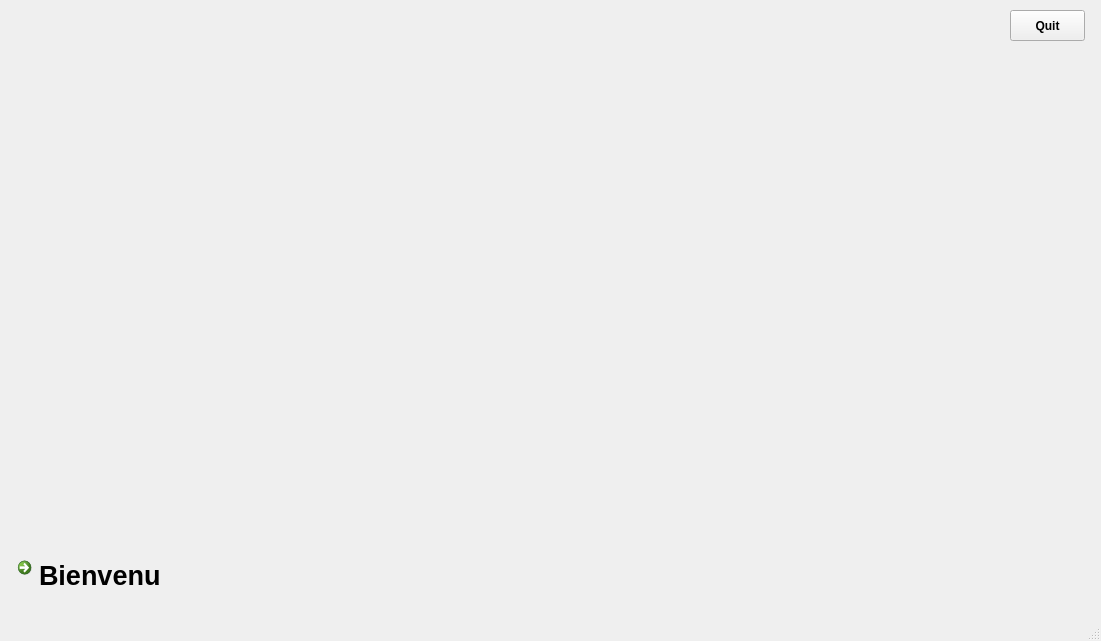
AzizBenIsmail/Projet_Parental_Monitoring_System_Qt, file application_version_beta/mainwindow.ui: the form before one commit.
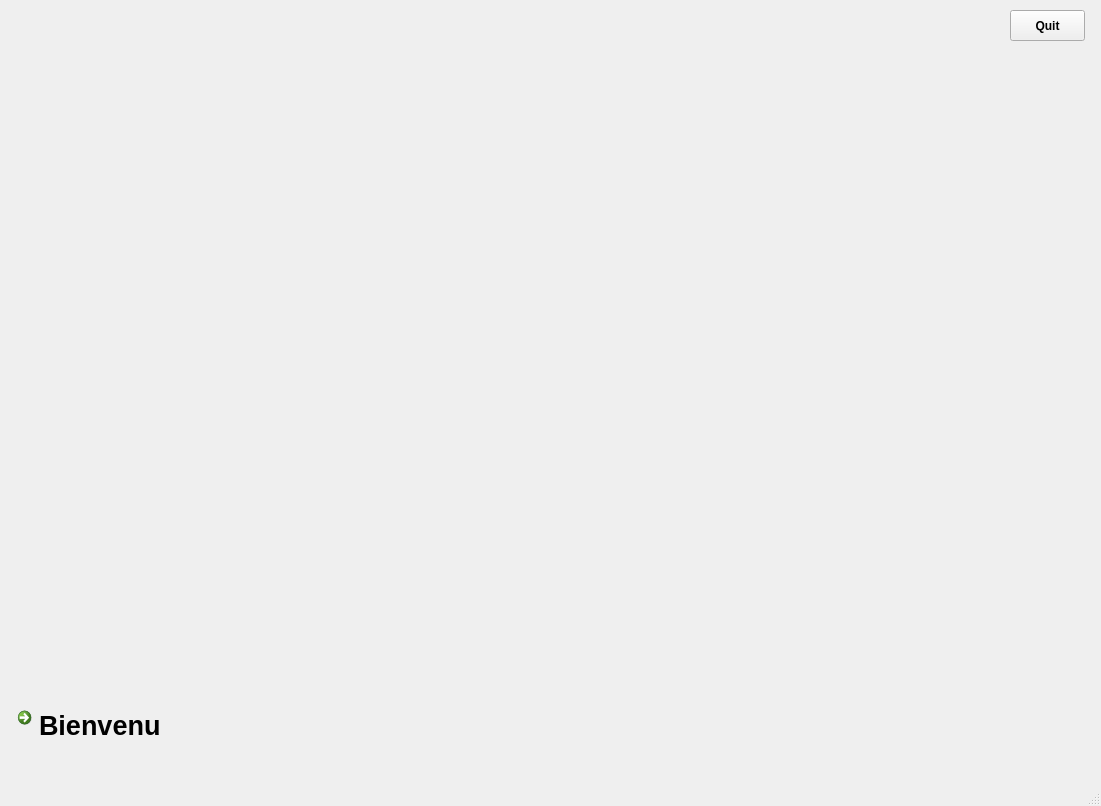
The form after the commit. Icons and pictures are not drawn.

The edit to the form file:
```diff
--- a/application_version_beta/mainwindow.ui
+++ b/application_version_beta/mainwindow.ui
@@ -7,7 +7,7 @@
     <x>0</x>
     <y>0</y>
     <width>1101</width>
-    <height>641</height>
+    <height>806</height>
    </rect>
   </property>
   <property name="windowTitle">
@@ -76,7 +76,7 @@
     <property name="geometry">
      <rect>
       <x>10</x>
-      <y>550</y>
+      <y>700</y>
       <width>211</width>
       <height>51</height>
      </rect>
```
